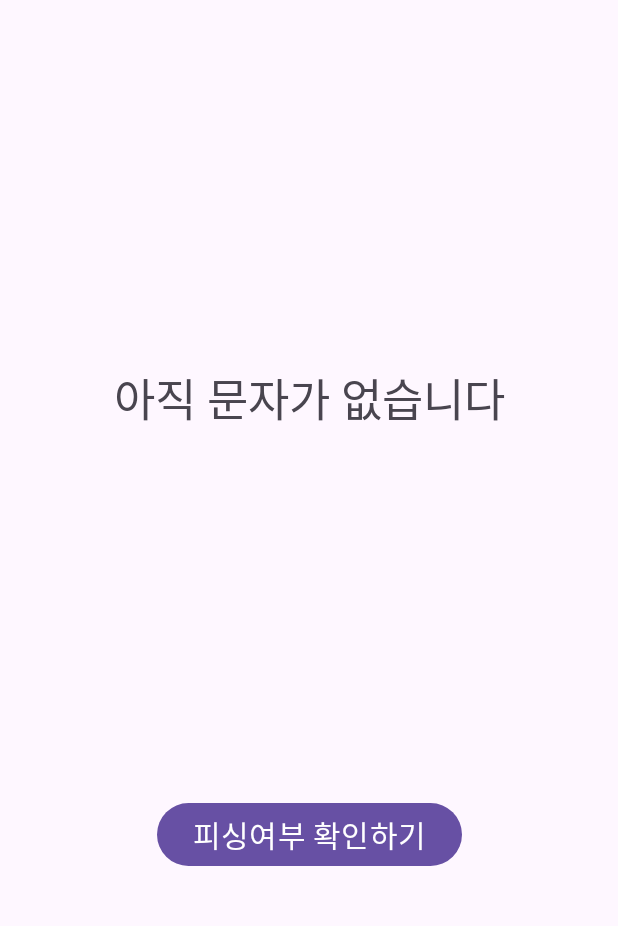
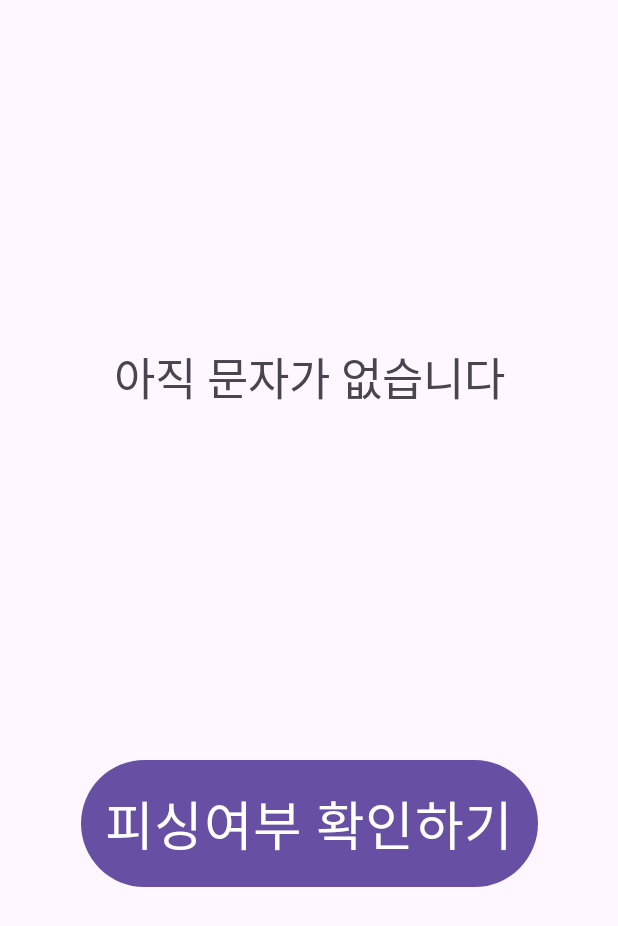
Before and after one commit to Cl-PaaS/FrontEnd, an Android app: the screen it shows after launch (MainActivity), on a phone screen of 412 x 824 dp. Shown: the top 926 px of the screen. Run offline under Robolectric (Android 15) with nearby library versions, the phone set to English and light mode, and no system bars; libraries missing offline, so code that uses them is left out: com.google.firebase.installations; 1 statement that could not run was skipped.

Commit message:
Update UI

```diff
--- a/app/src/main/res/layout/activity_main.xml
+++ b/app/src/main/res/layout/activity_main.xml
@@ -22,8 +22,9 @@
         android:id="@+id/sendDataButton"
         android:layout_width="wrap_content"
         android:layout_height="wrap_content"
+        android:padding="16dp"
         android:text="피싱여부 확인하기"
-        android:textSize="20sp"
+        android:textSize="35sp"
         app:layout_constraintTop_toBottomOf="@+id/textView"
         app:layout_constraintStart_toStartOf="parent"
         app:layout_constraintEnd_toEndOf="parent"
```
